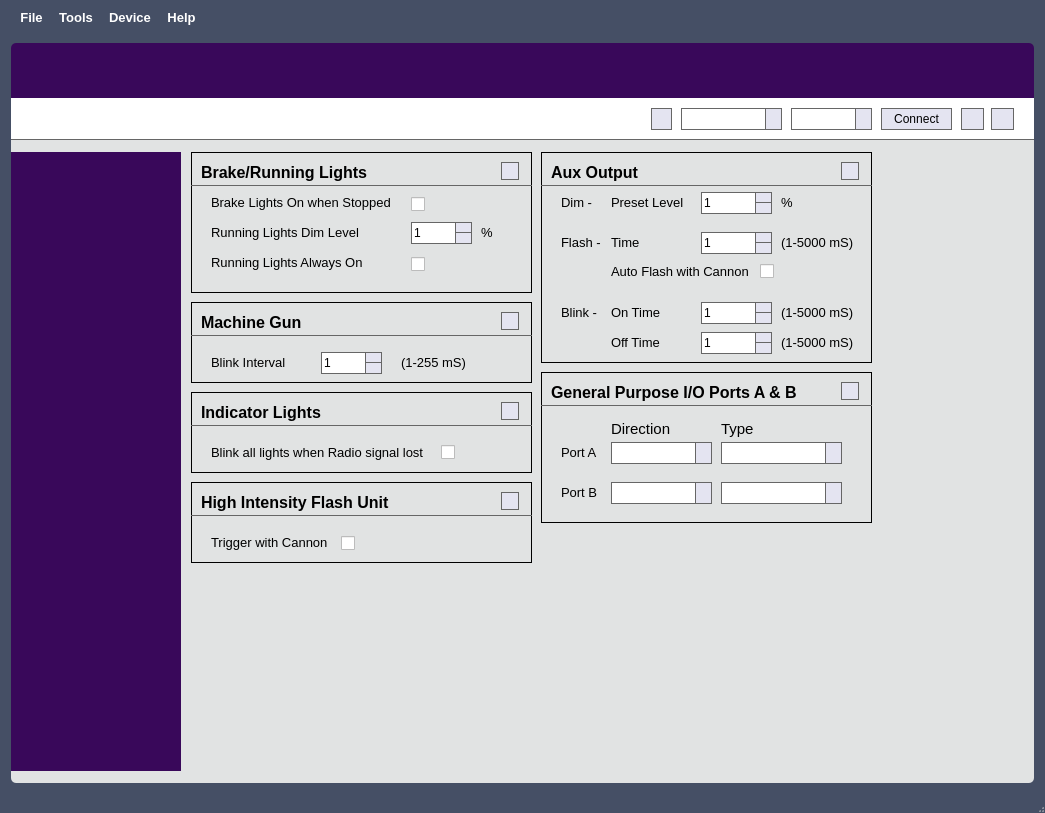
Before: the Qt Designer form mainwindow.ui in OpenPanzerProject/OP-Config, drawn with Qt 5.
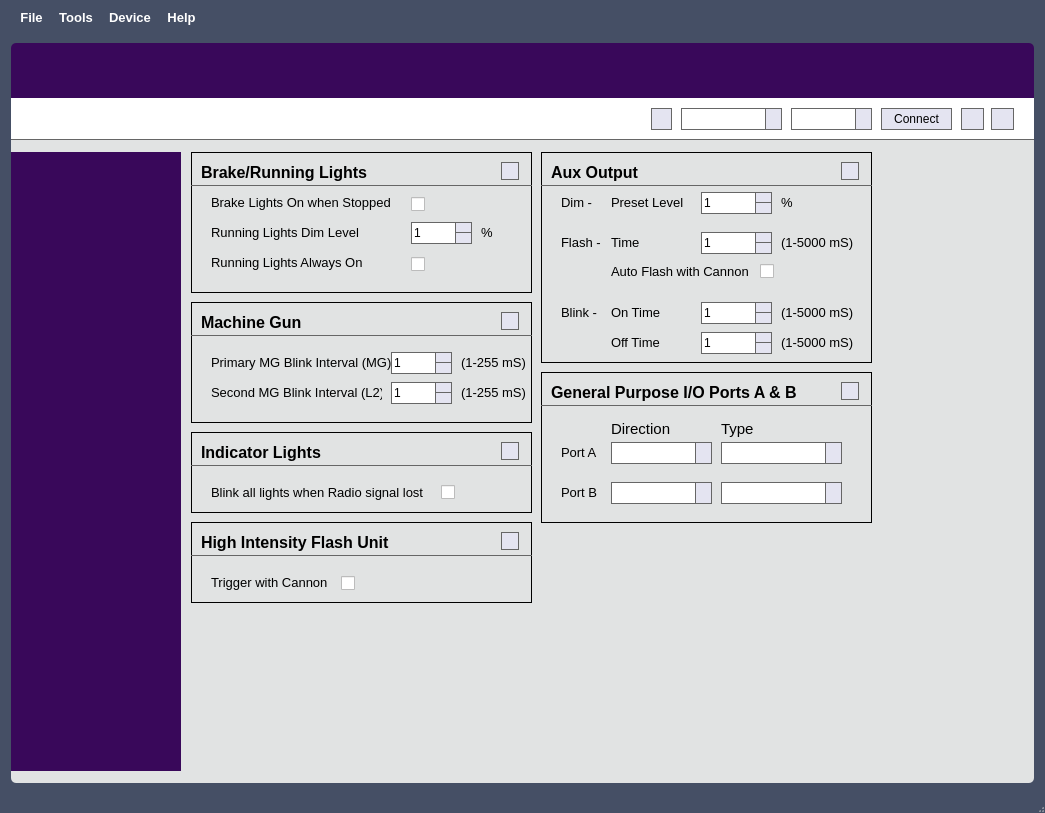
After: the same form once the commit is applied. Icons and pictures are not drawn. Custom widgets are drawn as their Qt base class.

Commit message: Add second machine gun function and blink rate settings. Second machine gun light will be assigned to the L2 port.

What changed in the file:
```diff
--- a/mainwindow.ui
+++ b/mainwindow.ui
@@ -6972,7 +6972,7 @@
                   <x>10</x>
                   <y>150</y>
                   <width>341</width>
-                  <height>81</height>
+                  <height>121</height>
                  </rect>
                 </property>
                 <property name="frameShape">
@@ -7045,7 +7045,7 @@
                   <rect>
                    <x>20</x>
                    <y>50</y>
-                   <width>101</width>
+                   <width>181</width>
                    <height>21</height>
                   </rect>
                  </property>
@@ -7055,13 +7055,13 @@
                   </font>
                  </property>
                  <property name="text">
-                  <string>Blink Interval</string>
+                  <string>Primary MG Blink Interval (MG)</string>
                  </property>
                 </widget>
                 <widget class="QSpinBox" name="spinMGBlink_mS">
                  <property name="geometry">
                   <rect>
-                   <x>130</x>
+                   <x>200</x>
                    <y>50</y>
                    <width>61</width>
                    <height>22</height>
@@ -7077,9 +7077,9 @@
                 <widget class="QLabel" name="label_110">
                  <property name="geometry">
                   <rect>
-                   <x>210</x>
+                   <x>270</x>
                    <y>50</y>
-                   <width>81</width>
+                   <width>71</width>
                    <height>21</height>
                   </rect>
                  </property>
@@ -7092,12 +7092,64 @@
                   <string>(1-255 mS)</string>
                  </property>
                 </widget>
+                <widget class="QLabel" name="label_157">
+                 <property name="geometry">
+                  <rect>
+                   <x>270</x>
+                   <y>80</y>
+                   <width>71</width>
+                   <height>21</height>
+                  </rect>
+                 </property>
+                 <property name="font">
+                  <font>
+                   <pointsize>10</pointsize>
+                  </font>
+                 </property>
+                 <property name="text">
+                  <string>(1-255 mS)</string>
+                 </property>
+                </widget>
+                <widget class="QSpinBox" name="spinSecondMGBlink_mS">
+                 <property name="geometry">
+                  <rect>
+                   <x>200</x>
+                   <y>80</y>
+                   <width>61</width>
+                   <height>22</height>
+                  </rect>
+                 </property>
+                 <property name="minimum">
+                  <number>1</number>
+                 </property>
+                 <property name="maximum">
+                  <number>255</number>
+                 </property>
+                </widget>
+                <widget class="QLabel" name="label_158">
+                 <property name="geometry">
+                  <rect>
+                   <x>20</x>
+                   <y>80</y>
+                   <width>171</width>
+                   <height>21</height>
+                  </rect>
+                 </property>
+                 <property name="font">
+                  <font>
+                   <pointsize>10</pointsize>
+                  </font>
+                 </property>
+                 <property name="text">
+                  <string>Second MG Blink Interval (L2)</string>
+                 </property>
+                </widget>
                </widget>
                <widget class="FrameContent" name="frmBlinkWhenRadioOff">
                 <property name="geometry">
                  <rect>
                   <x>10</x>
-                  <y>240</y>
+                  <y>280</y>
                   <width>341</width>
                   <height>81</height>
                  </rect>
@@ -7203,7 +7255,7 @@
                 <property name="geometry">
                  <rect>
                   <x>10</x>
-                  <y>330</y>
+                  <y>370</y>
                   <width>341</width>
                   <height>81</height>
                  </rect>
```
Left out of the diff: 3 changed lines with no effect on the pictures. The commit also changes 9 other files.
